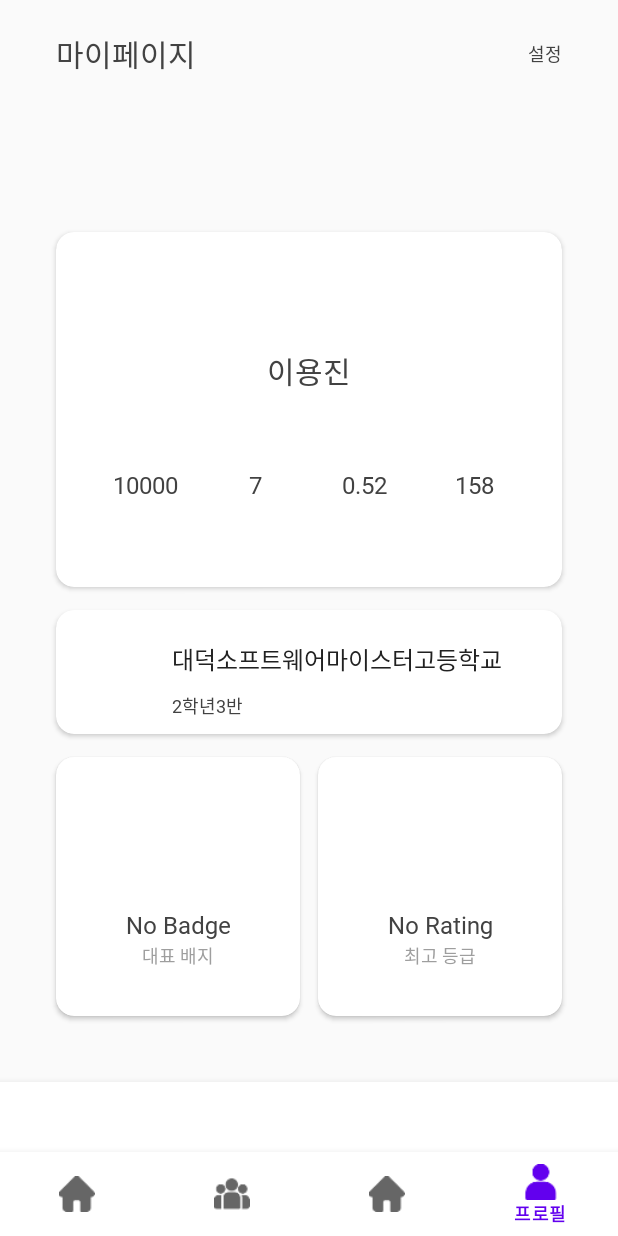
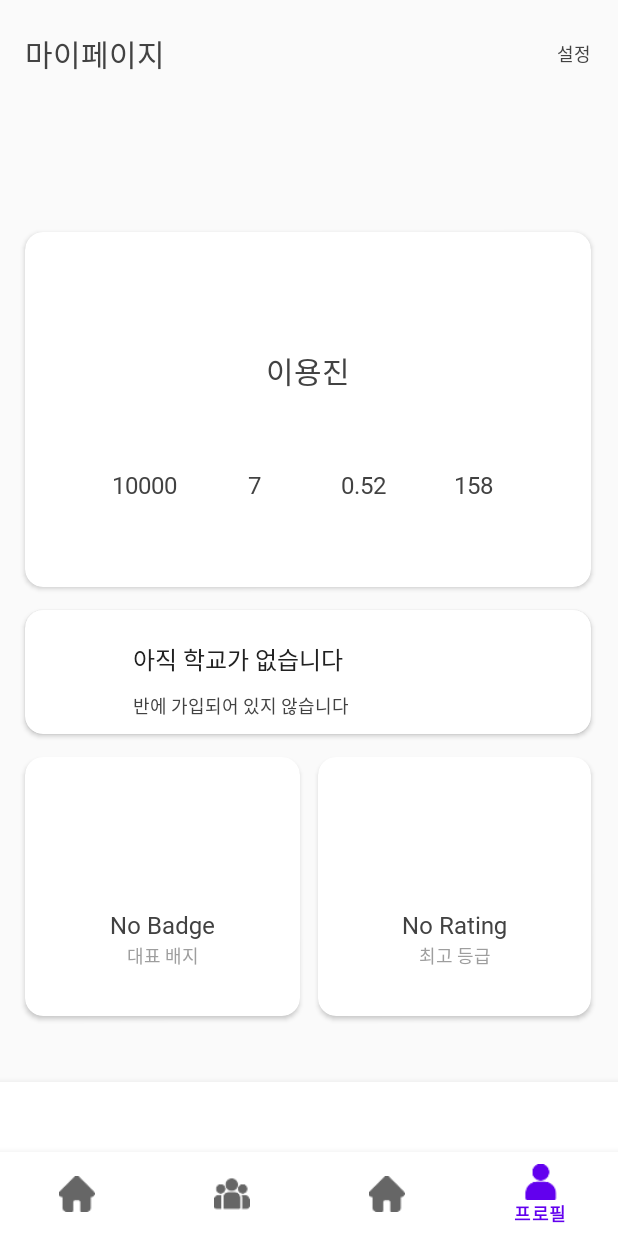
Before and after one commit to Walkhub/walkhub_android, an Android app: the ProfileFragment screen opened through its navigation route, on a phone screen of 412 x 824 dp. Run offline under Robolectric (Android 15) with nearby library versions, the phone set to English and light mode, and no system bars; our stand-ins replace CircleImageView, data binding, navigation-ui.

Commit message:
⚡ :: update UI

```diff
--- a/presentation/src/main/res/layout/fragment_profile.xml
+++ b/presentation/src/main/res/layout/fragment_profile.xml
@@ -21,7 +21,7 @@
             android:layout_width="0dp"
             android:layout_height="0dp"
             android:orientation="vertical"
-            app:layout_constraintGuide_percent="0.09" />
+            app:layout_constraintGuide_percent="0.04" />
 
         <androidx.constraintlayout.widget.Guideline
             android:id="@+id/guideline21"
@@ -42,7 +42,7 @@
             android:layout_width="0dp"
             android:layout_height="0dp"
             android:orientation="vertical"
-            app:layout_constraintGuide_percent="0.91" />
+            app:layout_constraintGuide_percent="0.95555" />
 
         <androidx.constraintlayout.widget.Guideline
             android:id="@+id/guidline3"
@@ -341,14 +341,14 @@
 
                 <TextView
                     android:id="@+id/school_name"
-                    android:layout_width="wrap_content"
+                    android:layout_width="0dp"
                     android:layout_height="wrap_content"
                     android:layout_marginStart="16dp"
                     android:layout_marginTop="11dp"
-                    android:layout_marginEnd="35dp"
                     android:layout_marginBottom="29dp"
                     android:fontFamily="@font/noto_sans_kr_medium"
-                    android:text="대덕소프트웨어마이스터고등학교"
+                    android:text="아직 학교가 없습니다"
+                    android:gravity="left"
                     android:textColor="@color/gray_900"
                     android:textSize="16sp"
                     app:layout_constraintBottom_toBottomOf="parent"
@@ -363,7 +363,7 @@
                     android:layout_marginTop="35dp"
                     android:layout_marginBottom="11dp"
                     android:fontFamily="@font/noto_sans_kr_regular"
-                    android:text="2학년3반"
+                    android:text="반에 가입되어 있지 않습니다"
                     android:textColor="@color/gray_800"
                     android:textSize="12sp"
                     app:layout_constraintBottom_toBottomOf="parent"
```
